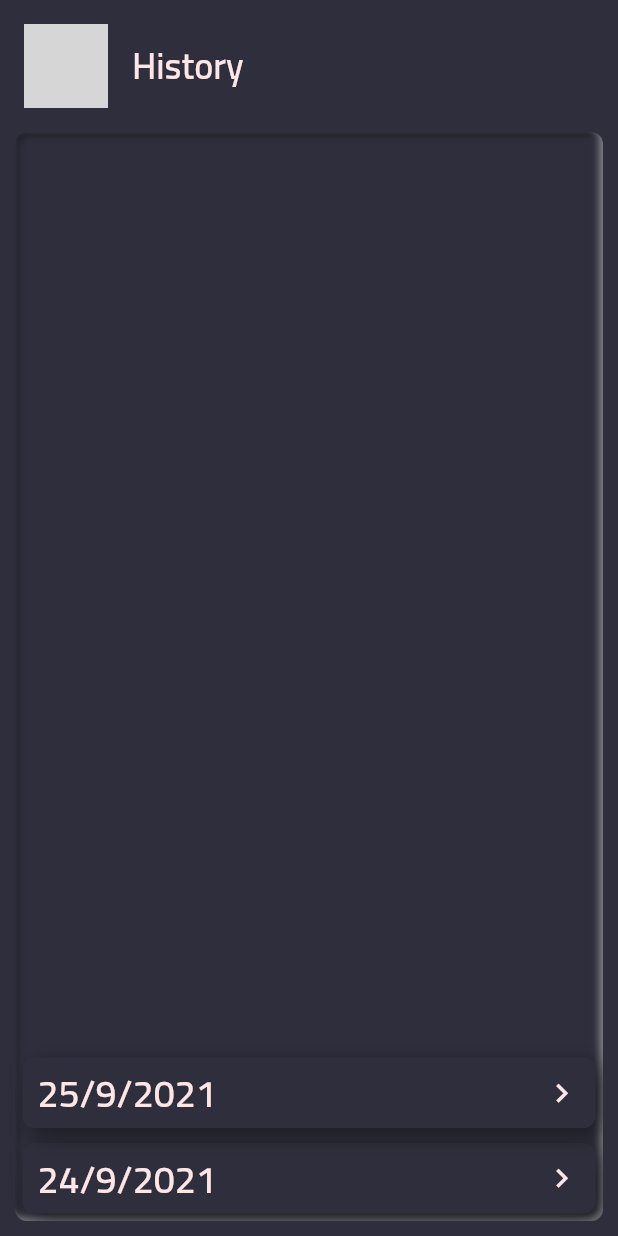
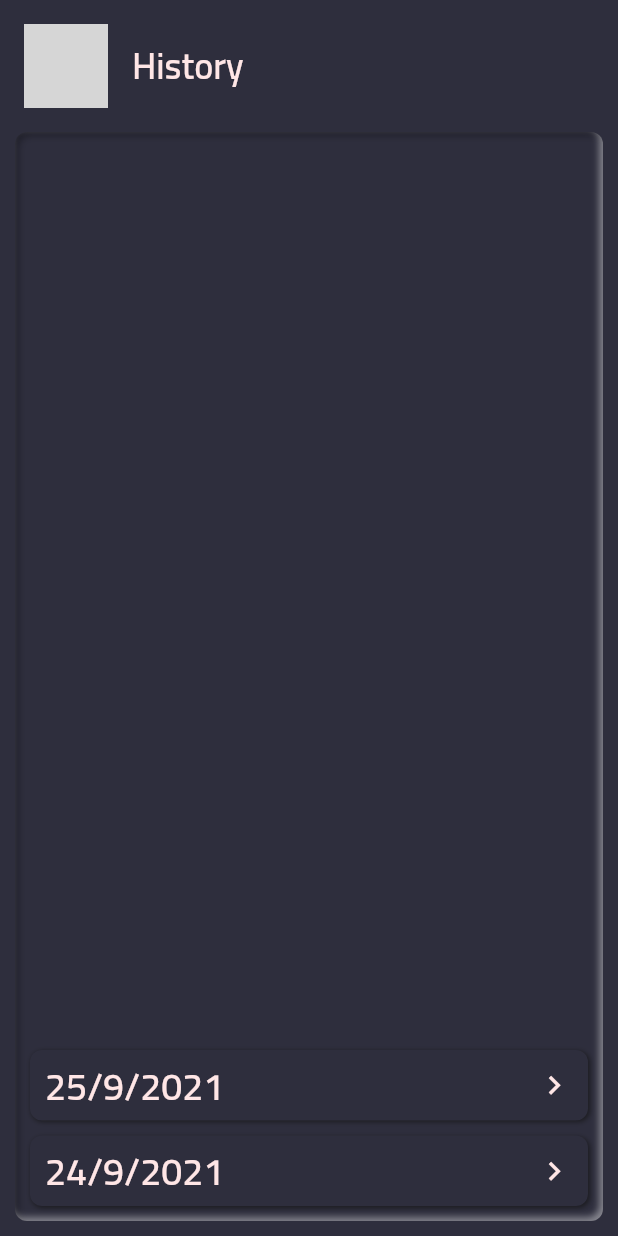
Before and after one commit to dhzdhd/InstaCalc, a Flutter app: the HistoryRoute screen opened by its route, on a phone screen of 412 x 824 dp. Run offline on Flutter 3.47's test engine with Material 2 defaults, Android fonts, the phone set to English and light mode, and no system bars; drawn by our look-alikes of flutter_neumorphic; our stand-ins replace font_awesome_flutter, math_expressions, shared_preferences, sliding_up_panel, sqflite, sqflite_common and 1 more; accounts and stored records are empty; grey boxes are pictures that could not be loaded.

Commit message:
Initialise database for history route

```diff
--- a/lib/main.dart
+++ b/lib/main.dart
@@ -14,6 +14,7 @@ import 'package:provider/provider.dart';
 void main() async {
   WidgetsFlutterBinding.ensureInitialized();
   await MapData.init();
+  await DatabaseController.init();
   runApp(MyApp());
 }
 
--- a/lib/widgets/history_tiles.dart
+++ b/lib/widgets/history_tiles.dart
@@ -36,11 +36,15 @@ class _HistoryTileState extends State<HistoryTile>
 
   @override
   Widget build(BuildContext context) {
-    return GestureDetector(
+    return Padding(
+      padding: EdgeInsets.only(left: 10, right: 10, bottom: 10),
+      child: NeumorphicButton(
+        padding: EdgeInsets.zero,
+        style: NeumorphicStyle(depth: 2),
         child: Padding(
-        padding: EdgeInsets.all(5),
+          padding: EdgeInsets.all(0),
           child: Neumorphic(
-          style: NeumorphicStyle(depth: 10),
+            style: NeumorphicStyle(depth: 5),
             child: Column(children: [
               Row(
                 children: [
@@ -59,7 +63,6 @@ class _HistoryTileState extends State<HistoryTile>
                       child: const Icon(Icons.keyboard_arrow_right),
                       builder: (_, child) {
                         return Transform.rotate(
-                        origin: Offset(5, -3),
                           angle: _animation.value * pi / 2,
                           child: child,
                         );
@@ -72,20 +75,21 @@ class _HistoryTileState extends State<HistoryTile>
                 sizeFactor: _animation,
                 child: Container(
                   child: Column(
-                  children: []..addAll(widget.children),
+                    children: widget.children,
                   ),
                 ),
               )
             ]),
           ),
         ),
-      onTap: () {
+        onPressed: () {
           setState(() {
             _controller.isDismissed
                 ? _controller.forward()
                 : _controller.reverse();
           });
         },
+      ),
     );
   }
 }
--- a/pubspec.yaml
+++ b/pubspec.yaml
@@ -36,6 +36,7 @@ dependencies:
   money2: ^2.2.1
   syncfusion_flutter_charts: ^19.2.62
   font_awesome_flutter: ^9.1.0
+  sqflite: ^2.0.0+4
 
 dev_dependencies:
   flutter_test:
```
Also changed, not shown: lib/backend/database.dart (+22 -5 lines), lib/models/history.dart (+3 -6 lines), pubspec.lock, 1 other file. Lines whose indentation alone changed are shown as unchanged.
